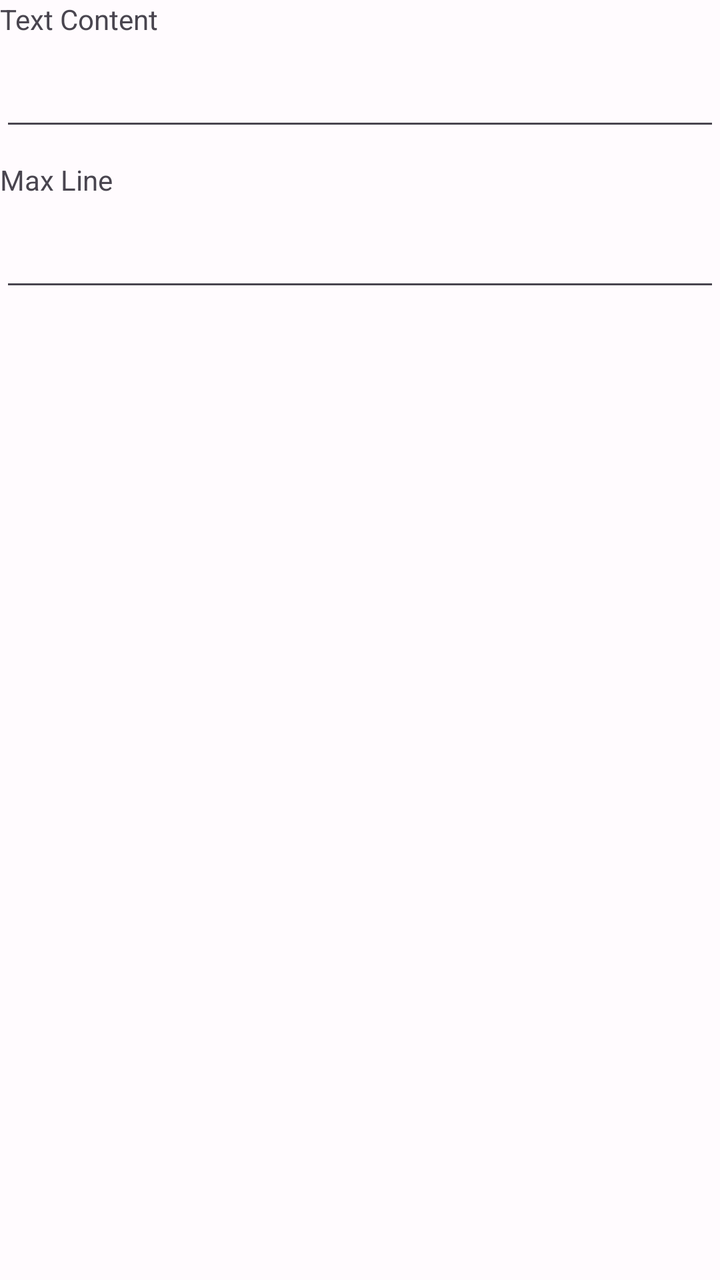
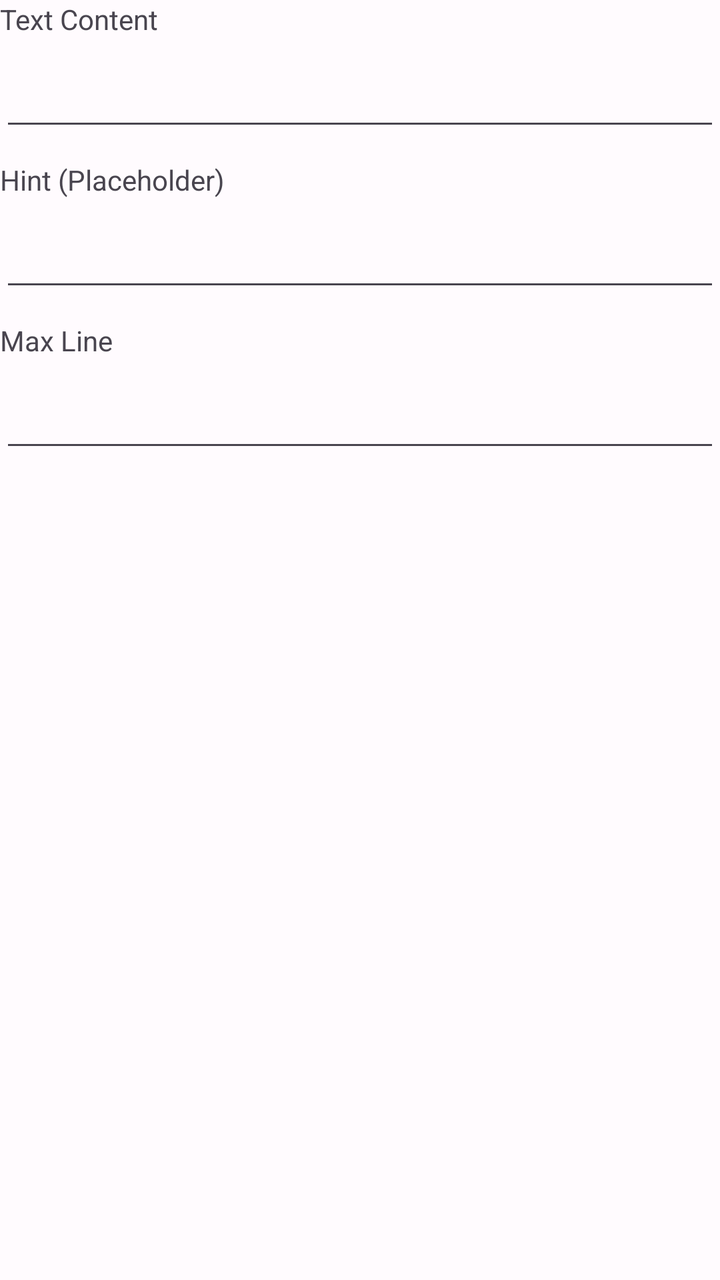

Compare the two renders of this Android layout. The source of the first and the diff that turns it into the second are given below.
<!-- AndroidManifest.xml: application theme AppTheme -->
<!-- res/layout/layout_text_view_attr.xml -->
<?xml version="1.0" encoding="utf-8"?>
<LinearLayout xmlns:android="http://schemas.android.com/apk/res/android"
    android:layout_width="match_parent"
    android:layout_height="wrap_content"
    android:orientation="vertical">
    <TextView
        android:id="@+id/text_content_title"
        android:text="@string/text_content"
        android:layout_width="wrap_content"
        android:layout_height="wrap_content"/>
    <EditText
        android:layout_marginTop="10dp"
        android:id="@+id/edit_text"
        android:layout_width="match_parent"
        android:layout_height="wrap_content"/>
    <TextView
        android:layout_marginTop="10dp"
        android:id="@+id/text_max_line_title"
        android:text="@string/max_line"
        android:layout_width="wrap_content"
        android:layout_height="wrap_content"/>
    <EditText
        android:inputType="number"
        android:layout_marginTop="10dp"
        android:id="@+id/text_max_line"
        android:layout_width="match_parent"
        android:layout_height="wrap_content"/>
</LinearLayout>
<!-- resources referenced by this layout -->
<resources>
  <string name="max_line">Max Line</string>
  <string name="text_content">Text Content</string>
  <color name="md_theme_light_primary">#6750A4</color>
  <color name="md_theme_light_onPrimary">#FFFFFF</color>
  <color name="md_theme_light_primaryContainer">#EADDFF</color>
  <color name="md_theme_light_onPrimaryContainer">#21005D</color>
  <color name="md_theme_light_secondary">#625B71</color>
  <color name="md_theme_light_onSecondary">#FFFFFF</color>
  <color name="md_theme_light_secondaryContainer">#E8DEF8</color>
  <color name="md_theme_light_onSecondaryContainer">#1D192B</color>
  <color name="md_theme_light_tertiary">#7D5260</color>
  <color name="md_theme_light_onTertiary">#FFFFFF</color>
  <color name="md_theme_light_tertiaryContainer">#FFD8E4</color>
  <color name="md_theme_light_onTertiaryContainer">#31111D</color>
  <color name="md_theme_light_error">#B3261E</color>
  <color name="md_theme_light_errorContainer">#F9DEDC</color>
  <color name="md_theme_light_onError">#FFFFFF</color>
  <color name="md_theme_light_onErrorContainer">#410E0B</color>
  <color name="md_theme_light_background">#FFFBFE</color>
  <color name="md_theme_light_onBackground">#1C1B1F</color>
  <color name="md_theme_light_surface">#FFFBFE</color>
  <color name="md_theme_light_onSurface">#1C1B1F</color>
  <color name="md_theme_light_surfaceVariant">#E7E0EC</color>
  <color name="md_theme_light_onSurfaceVariant">#49454F</color>
  <color name="md_theme_light_outline">#79747E</color>
  <color name="md_theme_light_inverseOnSurface">#F4EFF4</color>
  <color name="md_theme_light_inverseSurface">#313033</color>
  <color name="md_theme_light_primaryInverse">#D0BCFF</color>
  <!-- unchanged entries left out for length: 1 -->
</resources>

<!-- the commit's change to res/layout/layout_text_view_attr.xml (unified diff, before → after) -->
@@ -15,6 +15,17 @@
         android:layout_height="wrap_content"/>
     <TextView
         android:layout_marginTop="10dp"
+        android:id="@+id/text_hint_title"
+        android:text="@string/text_hint"
+        android:layout_width="wrap_content"
+        android:layout_height="wrap_content"/>
+    <EditText
+        android:layout_marginTop="10dp"
+        android:id="@+id/edit_hint"
+        android:layout_width="match_parent"
+        android:layout_height="wrap_content"/>
+    <TextView
+        android:layout_marginTop="10dp"
         android:id="@+id/text_max_line_title"
         android:text="@string/max_line"
         android:layout_width="wrap_content"
<!-- resource entries referenced after the edit -->
@@ -2,6 +2,7 @@
 <resources>
   <string name="max_line">Max Line</string>
   <string name="text_content">Text Content</string>
+  <string name="text_hint">Hint (Placeholder)</string>
   <color name="md_theme_light_primary">#6750A4</color>
   <color name="md_theme_light_onPrimary">#FFFFFF</color>
   <color name="md_theme_light_primaryContainer">#EADDFF</color>
